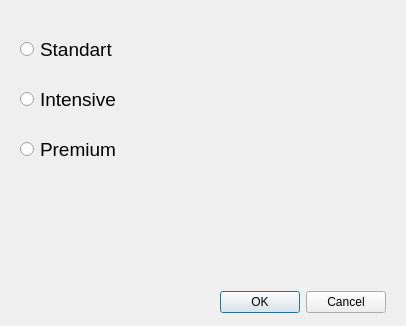
The window that TechnoFit/TechnoFitQtClient/Sources/dialog.ui (cpp-park-vk-education/2023_1_TechnoFit) describes before a commit, drawn with Qt 5.
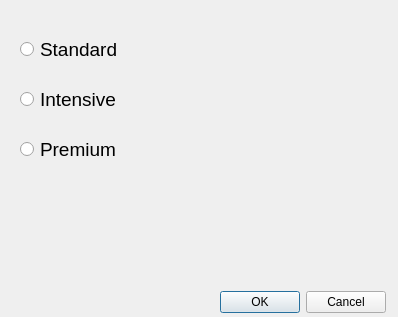
The same window after the commit.

```diff
--- a/TechnoFit/TechnoFitQtClient/Sources/dialog.ui
+++ b/TechnoFit/TechnoFitQtClient/Sources/dialog.ui
@@ -6,8 +6,8 @@
    <rect>
     <x>0</x>
     <y>0</y>
-    <width>406</width>
-    <height>326</height>
+    <width>398</width>
+    <height>317</height>
    </rect>
   </property>
   <property name="windowTitle">
@@ -44,7 +44,7 @@
        </font>
       </property>
       <property name="text">
-       <string>Standart</string>
+       <string>Standard</string>
       </property>
      </widget>
     </item>
```
